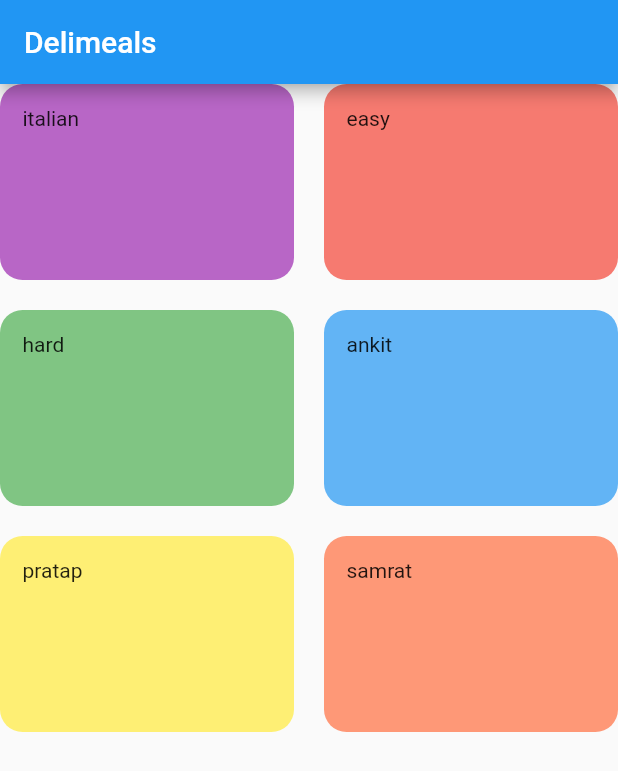
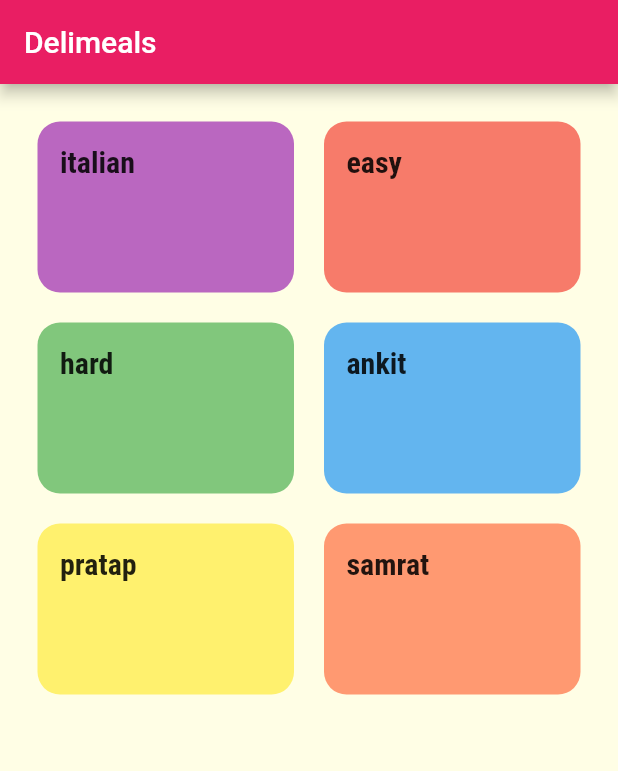
Before and after one commit to ankitpsamrat/Flutter-food-app, a Flutter app: the screen it shows after launch, on a phone screen of 412 x 824 dp. Shown: the top 771 px of the screen. Run offline on Flutter 3.47's test engine with Material 2 defaults, Android fonts, the light colour scheme and no system bars.

Commit message:
first cummit

```diff
--- a/lib/catagories_screen.dart
+++ b/lib/catagories_screen.dart
@@ -1,6 +1,6 @@
 import 'package:flutter/material.dart';
-import 'package:food_app/category_item.dart';
-import 'package:food_app/dummy_data.dart';
+import 'category_item.dart';
+import 'dummy_data.dart';
 
 class CatagoriesScreen extends StatelessWidget {
 
@@ -11,7 +11,7 @@
       appBar: AppBar(
         title: Text('Delimeals'),
       ),
-      body: GridView(
+      body: GridView(padding: EdgeInsets.all(25),
         children: DUMMY_CATAGORIES
             .map(
               (catData) => CategoryItem(
--- a/lib/category_item.dart
+++ b/lib/category_item.dart
@@ -10,7 +10,10 @@
   Widget build(BuildContext context) {
     return Container(
       padding: EdgeInsets.all(15),
-      child: Text(title),
+      child: Text(
+        title,
+        style: Theme.of(context).textTheme.titleMedium,
+      ),
       decoration: BoxDecoration(
         gradient: LinearGradient(
           colors: [
--- a/lib/dummy_data.dart
+++ b/lib/dummy_data.dart
@@ -1,5 +1,5 @@
 import 'package:flutter/material.dart';
-import 'package:food_app/models/catagory.dart';
+import 'models/catagory.dart';
 
 const DUMMY_CATAGORIES = [
   Catagory(
--- a/lib/main.dart
+++ b/lib/main.dart
@@ -1,5 +1,5 @@
 import 'package:flutter/material.dart';
-import 'package:food_app/catagories_screen.dart';
+import 'catagories_screen.dart';
 
 void main() => runApp(MyApp());
 
@@ -10,7 +10,23 @@
       debugShowCheckedModeBanner: false,
       title: 'DeliMeals',
       theme: ThemeData(
-        primarySwatch: Colors.blue,
+        primarySwatch: Colors.pink,
+        accentColor: Colors.amber,
+        canvasColor: Color.fromRGBO(255, 254, 229, 1),
+        fontFamily: 'Raleway',
+        textTheme: ThemeData.light().textTheme.copyWith(
+              bodyText1: TextStyle(
+                color: Color.fromRGBO(20, 51, 51, 1),
+              ),
+              bodyText2: TextStyle(
+                color: Color.fromRGBO(20, 51, 51, 1),
+              ),
+              subtitle1: TextStyle(
+                fontSize: 20,
+                fontFamily: 'RobotoCondensed',
+                fontWeight: FontWeight.bold,
+              ),
+            ),
       ),
       home: CatagoriesScreen(),
     );
```
Also changed, not shown: pubspec.yaml (+17 -7 lines), assets/fonts/Raleway-Black.ttf (added), assets/fonts/Raleway-Bold.ttf (added), assets/fonts/Raleway-Regular.ttf (added), assets/fonts/RobotoCondensed-Bold.ttf (added), assets/fonts/RobotoCondensed-Italic.ttf (added), assets/fonts/RobotoCondensed-Light.ttf (added), assets/fonts/RobotoCondensed-Regular.ttf (added).
